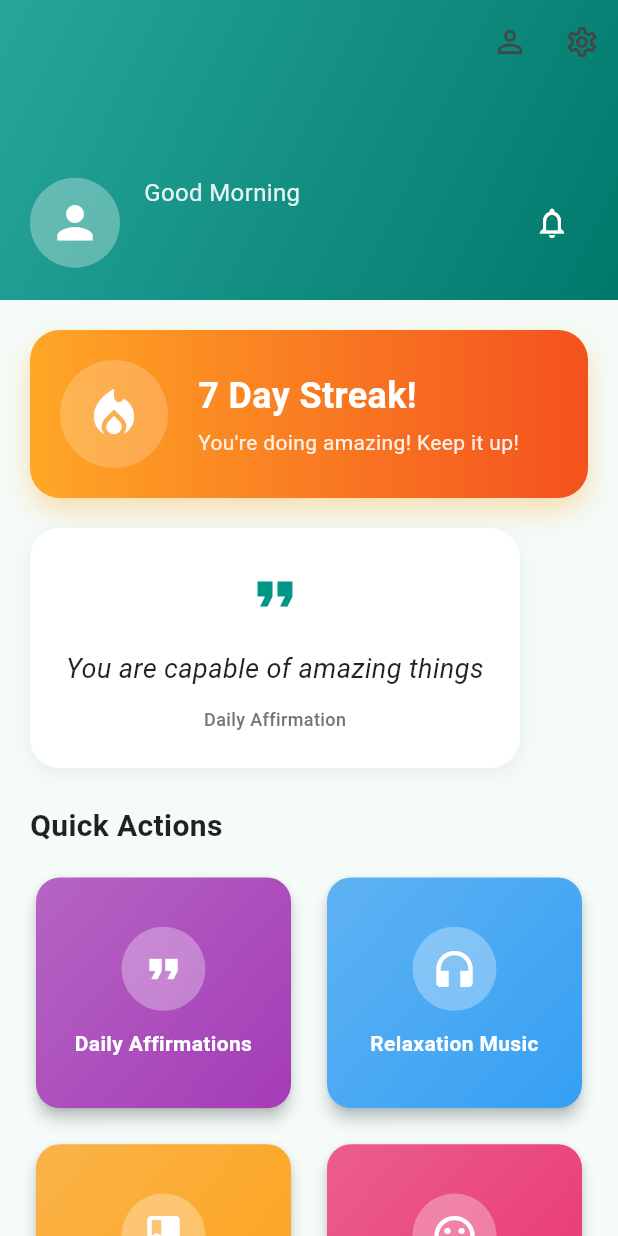
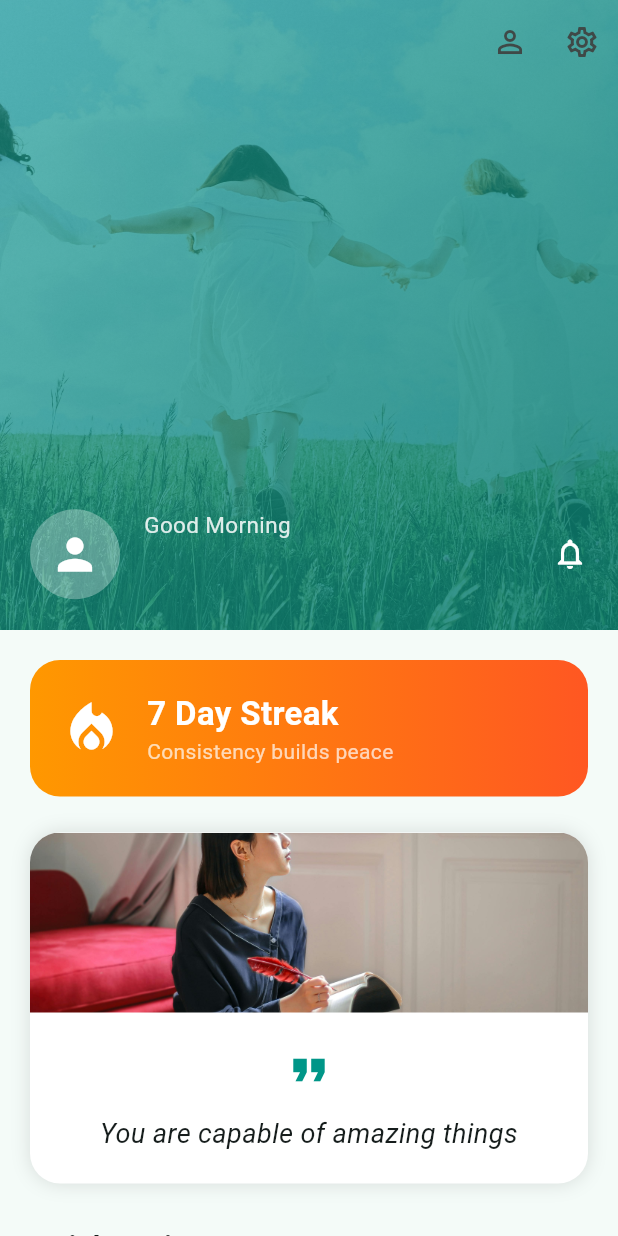
Before and after one commit to Subhaniuduwawala/MindEase_Mobileapp, a Flutter app: the DashboardPage screen opened directly, on a phone screen of 412 x 824 dp. Run offline on Flutter 3.47's test engine with Material 3 defaults, Android fonts, the phone set to English and light mode, and no system bars; our stand-ins replace shared_preferences; accounts and stored records are empty.

Commit message:
Work in progress on branch1

```diff
--- a/lib/screens/dashboard_page.dart
+++ b/lib/screens/dashboard_page.dart
@@ -38,7 +38,7 @@ class _DashboardPageState extends State<DashboardPage> {
   Widget build(BuildContext context) {
     final isDark = Theme.of(context).brightness == Brightness.dark;
     final hour = DateTime.now().hour;
-    String greeting = hour < 12
+    final greeting = hour < 12
         ? 'Good Morning'
         : hour < 17
         ? 'Good Afternoon'
@@ -47,27 +47,35 @@ class _DashboardPageState extends State<DashboardPage> {
     return Scaffold(
       body: CustomScrollView(
         slivers: [
-          // App Bar with gradient
           SliverAppBar(
-            expandedHeight: 200,
-            floating: false,
+            expandedHeight: 420,
             pinned: true,
             flexibleSpace: FlexibleSpaceBar(
-              background: Container(
+              background: Stack(
+                fit: StackFit.expand,
+                children: [
+                  Image.asset('assets/image9.jpg', fit: BoxFit.cover),
+                  Container(
                     decoration: BoxDecoration(
                       gradient: LinearGradient(
                         begin: Alignment.topLeft,
                         end: Alignment.bottomRight,
                         colors: isDark
-                        ? [Colors.teal.shade700, Colors.teal.shade900]
-                        : [Colors.teal.shade400, Colors.teal.shade700],
+                            ? [
+                                Colors.black.withOpacity(0.6),
+                                Colors.teal.shade900.withOpacity(0.8),
+                              ]
+                            : [
+                                Colors.teal.withOpacity(0.6),
+                                Colors.teal.shade700.withOpacity(0.8),
+                              ],
                       ),
                     ),
-                child: SafeArea(
+                  ),
+                  SafeArea(
                     child: Padding(
                       padding: const EdgeInsets.all(20),
                       child: Column(
-                      crossAxisAlignment: CrossAxisAlignment.start,
                         mainAxisAlignment: MainAxisAlignment.end,
                         children: [
                           Row(
@@ -75,9 +83,9 @@ class _DashboardPageState extends State<DashboardPage> {
                               CircleAvatar(
                                 radius: 30,
                                 backgroundColor: Colors.white.withOpacity(0.3),
-                              child: Icon(
+                                child: const Icon(
                                   Icons.person,
-                                size: 35,
+                                  size: 34,
                                   color: Colors.white,
                                 ),
                               ),
@@ -89,9 +97,8 @@ class _DashboardPageState extends State<DashboardPage> {
                                     Text(
                                       greeting,
                                       style: TextStyle(
-                                      color: Colors.white.withOpacity(0.9),
-                                      fontSize: 16,
-                                      fontWeight: FontWeight.w400,
+                                        color: Colors.white.withOpacity(0.85),
+                                        fontSize: 15,
                                       ),
                                     ),
                                     Text(
@@ -105,12 +112,9 @@ class _DashboardPageState extends State<DashboardPage> {
                                   ],
                                 ),
                               ),
-                            IconButton(
-                              icon: const Icon(
+                              const Icon(
                                 Icons.notifications_outlined,
                                 color: Colors.white,
-                              ),
-                              onPressed: () {},
                               ),
                             ],
                           ),
@@ -118,6 +122,7 @@ class _DashboardPageState extends State<DashboardPage> {
                       ),
                     ),
                   ),
+                ],
               ),
             ),
             actions: [
@@ -126,9 +131,7 @@ class _DashboardPageState extends State<DashboardPage> {
                 onPressed: () {
                   Navigator.push(
                     context,
-                    MaterialPageRoute(
-                      builder: (context) => const UserSettingsPage(),
-                    ),
+                    MaterialPageRoute(builder: (_) => const UserSettingsPage()),
                   );
                 },
               ),
@@ -137,65 +140,53 @@ class _DashboardPageState extends State<DashboardPage> {
                 onPressed: () {
                   Navigator.push(
                     context,
-                    MaterialPageRoute(
-                      builder: (context) => const SettingsPage(),
-                    ),
+                    MaterialPageRoute(builder: (_) => const SettingsPage()),
                   );
                 },
               ),
             ],
           ),
 
-          // Main Content
           SliverToBoxAdapter(
             child: Padding(
               padding: const EdgeInsets.all(20),
               child: Column(
                 crossAxisAlignment: CrossAxisAlignment.start,
                 children: [
-                  // Streak Card
                   _buildStreakCard(isDark),
-                  const SizedBox(height: 20),
+                  const SizedBox(height: 24),
+                  _buildAffirmationCard(isDark),
+                  const SizedBox(height: 28),
 
-                  // Daily Affirmation
-                  _buildAffirmationCard(isDark),
-                  const SizedBox(height: 24),
-
-                  // Quick Actions
-                  Text(
+                  const Text(
                     'Quick Actions',
-                    style: TextStyle(
-                      fontSize: 20,
-                      fontWeight: FontWeight.bold,
-                      color: isDark ? Colors.white : Colors.black87,
-                    ),
+                    style: TextStyle(fontSize: 20, fontWeight: FontWeight.bold),
                   ),
                   const SizedBox(height: 16),
 
-                  // Action Grid
                   GridView.count(
                     shrinkWrap: true,
                     physics: const NeverScrollableScrollPhysics(),
                     crossAxisCount: 2,
+                    mainAxisSpacing: 16,
                     crossAxisSpacing: 16,
-                    mainAxisSpacing: 16,
-                    childAspectRatio: 1.1,
+                    childAspectRatio: 1.05,
                     children: [
                       _buildActionCard(
-                        'Daily Affirmations',
+                        'Affirmations',
                         Icons.format_quote,
                         Colors.purple,
                         () => _navigateToTab(0),
                       ),
                       _buildActionCard(
-                        'Relaxation Music',
+                        'Relax Music',
                         Icons.headphones,
                         Colors.blue,
                         () => _navigateToTab(1),
                       ),
                       _buildActionCard(
-                        'Journal Entry',
-                        Icons.book,
+                        'Journal',
+                        Icons.menu_book,
                         Colors.orange,
                         () => _navigateToTab(2),
                       ),
@@ -207,16 +198,11 @@ class _DashboardPageState extends State<DashboardPage> {
                       ),
                     ],
                   ),
-                  const SizedBox(height: 24),
 
-                  // Wellness Insights
-                  Text(
+                  const SizedBox(height: 28),
+                  const Text(
                     'Your Wellness',
-                    style: TextStyle(
-                      fontSize: 20,
-                      fontWeight: FontWeight.bold,
-                      color: isDark ? Colors.white : Colors.black87,
-                    ),
+                    style: TextStyle(fontSize: 20, fontWeight: FontWeight.bold),
                   ),
                   const SizedBox(height: 16),
 
@@ -227,14 +213,12 @@ class _DashboardPageState extends State<DashboardPage> {
                           'Stats',
                           Icons.bar_chart,
                           Colors.teal,
-                          () {
-                            Navigator.push(
+                          () => Navigator.push(
                             context,
                             MaterialPageRoute(
-                                builder: (context) => const StatsPage(),
+                              builder: (_) => const StatsPage(),
                             ),
-                            );
-                          },
+                          ),
                         ),
                       ),
                       const SizedBox(width: 16),
@@ -243,19 +227,16 @@ class _DashboardPageState extends State<DashboardPage> {
                           'Achievements',
                           Icons.emoji_events,
                           Colors.amber,
-                          () {
-                            Navigator.push(
+                          () => Navigator.push(
                             context,
                             MaterialPageRoute(
-                                builder: (context) => const AchievementsPage(),
+                              builder: (_) => const AchievementsPage(),
                             ),
-                            );
-                          },
+                          ),
                         ),
                       ),
                     ],
                   ),
-                  const SizedBox(height: 20),
                 ],
               ),
             ),
@@ -269,57 +250,33 @@ class _DashboardPageState extends State<DashboardPage> {
     return Container(
       padding: const EdgeInsets.all(20),
       decoration: BoxDecoration(
-        gradient: LinearGradient(
-          colors: isDark
-              ? [Colors.orange.shade700, Colors.deepOrange.shade800]
-              : [Colors.orange.shade400, Colors.deepOrange.shade600],
-        ),
         borderRadius: BorderRadius.circular(20),
-        boxShadow: [
-          BoxShadow(
-            color: Colors.orange.withOpacity(0.3),
-            blurRadius: 15,
-            offset: const Offset(0, 8),
-          ),
-        ],
+        gradient: LinearGradient(colors: [Colors.orange, Colors.deepOrange]),
       ),
       child: Row(
         children: [
-          Container(
-            padding: const EdgeInsets.all(16),
-            decoration: BoxDecoration(
-              color: Colors.white.withOpacity(0.2),
-              shape: BoxShape.circle,
-            ),
-            child: const Icon(
+          const Icon(
             Icons.local_fire_department,
-              size: 40,
+            size: 42,
             color: Colors.white,
           ),
-          ),
-          const SizedBox(width: 20),
-          Expanded(
-            child: Column(
+          const SizedBox(width: 16),
+          Column(
             crossAxisAlignment: CrossAxisAlignment.start,
             children: [
               Text(
-                  '$_currentStreak Day Streak!',
+                '$_currentStreak Day Streak',
                 style: const TextStyle(
                   color: Colors.white,
-                    fontSize: 24,
+                  fontSize: 22,
                   fontWeight: FontWeight.bold,
                 ),
               ),
-                const SizedBox(height: 4),
-                Text(
-                  'You\'re doing amazing! Keep it up!',
-                  style: TextStyle(
-                    color: Colors.white.withOpacity(0.9),
-                    fontSize: 14,
-                  ),
+              const Text(
+                'Consistency builds peace',
+                style: TextStyle(color: Colors.white70),
               ),
             ],
-            ),
           ),
         ],
       ),
@@ -328,43 +285,37 @@ class _DashboardPageState extends State<DashboardPage> {
 
   Widget _buildAffirmationCard(bool isDark) {
     return Container(
-      padding: const EdgeInsets.all(24),
       decoration: BoxDecoration(
         color: isDark ? Colors.grey[850] : Colors.white,
         borderRadius: BorderRadius.circular(20),
-        boxShadow: [
-          BoxShadow(
-            color: Colors.black.withOpacity(0.05),
-            blurRadius: 10,
-            offset: const Offset(0, 4),
-          ),
-        ],
+        boxShadow: const [BoxShadow(blurRadius: 10, color: Colors.black12)],
       ),
       child: Column(
         children: [
-          Icon(
-            Icons.format_quote,
-            size: 40,
-            color: isDark ? Colors.tealAccent : Colors.teal,
+          ClipRRect(
+            borderRadius: const BorderRadius.vertical(top: Radius.circular(20)),
+            child: Image.asset(
+              'assets/image10.jpg',
+              height: 120,
+              width: double.infinity,
+              fit: BoxFit.cover,
             ),
-          const SizedBox(height: 16),
+          ),
+          Padding(
+            padding: const EdgeInsets.all(20),
+            child: Column(
+              children: [
+                const Icon(Icons.format_quote, color: Colors.teal, size: 36),
+                const SizedBox(height: 12),
                 Text(
                   _dailyAffirmation,
                   textAlign: TextAlign.center,
-            style: TextStyle(
+                  style: const TextStyle(
                     fontSize: 18,
                     fontStyle: FontStyle.italic,
-              color: isDark ? Colors.white : Colors.black87,
-              height: 1.5,
                   ),
                 ),
-          const SizedBox(height: 12),
-          Text(
-            'Daily Affirmation',
-            style: TextStyle(
-              fontSize: 12,
-              color: Colors.grey[600],
-              fontWeight: FontWeight.w500,
+              ],
             ),
           ),
         ],
@@ -379,44 +330,34 @@ class _DashboardPageState extends State<DashboardPage> {
     VoidCallback onTap,
   ) {
     return Card(
-      elevation: 4,
-      shape: RoundedRectangleBorder(borderRadius: BorderRadius.circular(16)),
+      shape: RoundedRectangleBorder(borderRadius: BorderRadius.circular(18)),
       child: InkWell(
         onTap: onTap,
-        borderRadius: BorderRadius.circular(16),
-        child: Container(
-          padding: const EdgeInsets.all(16),
-          decoration: BoxDecoration(
-            borderRadius: BorderRadius.circular(16),
-            gradient: LinearGradient(
-              begin: Alignment.topLeft,
-              end: Alignment.bottomRight,
-              colors: [color.withOpacity(0.7), color.withOpacity(0.9)],
+        child: Stack(
+          children: [
+            Positioned(
+              right: -20,
+              bottom: -20,
+              child: Opacity(
+                opacity: 0.15,
+                child: Image.asset('assets/image10.jpg', width: 100),
               ),
             ),
+            Center(
               child: Column(
-            mainAxisAlignment: MainAxisAlignment.center,
+                mainAxisSize: MainAxisSize.min,
                 children: [
-              Container(
-                padding: const EdgeInsets.all(12),
-                decoration: BoxDecoration(
-                  color: Colors.white.withOpacity(0.3),
-                  shape: BoxShape.circle,
-                ),
-                child: Icon(icon, size: 32, color: Colors.white),
-              ),
-              const SizedBox(height: 12),
+                  Icon(icon, size: 34, color: color),
+                  const SizedBox(height: 10),
                   Text(
                     title,
                     textAlign: TextAlign.center,
-                style: const TextStyle(
-                  color: Colors.white,
-                  fontSize: 14,
-                  fontWeight: FontWeight.bold,
+                    style: const TextStyle(fontWeight: FontWeight.bold),
+                  ),
+                ],
               ),
             ),
           ],
-          ),
         ),
       ),
     );
@@ -429,11 +370,9 @@ class _DashboardPageState extends State<DashboardPage> {
     VoidCallback onTap,
   ) {
     return Card(
-      elevation: 2,
       shape: RoundedRectangleBorder(borderRadius: BorderRadius.circular(16)),
       child: InkWell(
         onTap: onTap,
-        borderRadius: BorderRadius.circular(16),
         child: Padding(
           padding: const EdgeInsets.all(20),
           child: Column(
@@ -457,7 +396,7 @@ class _DashboardPageState extends State<DashboardPage> {
   void _navigateToTab(int index) {
     Navigator.pushReplacement(
       context,
-      MaterialPageRoute(builder: (context) => HomePage(initialTab: index)),
+      MaterialPageRoute(builder: (_) => HomePage(initialTab: index)),
     );
   }
 }
```
Lines whose indentation alone changed are shown as unchanged.
